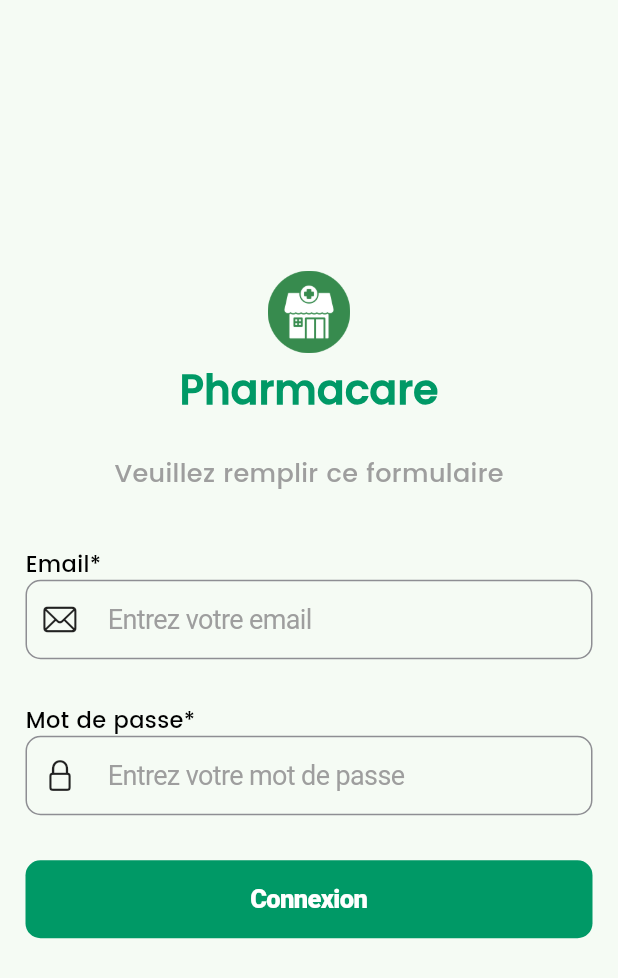
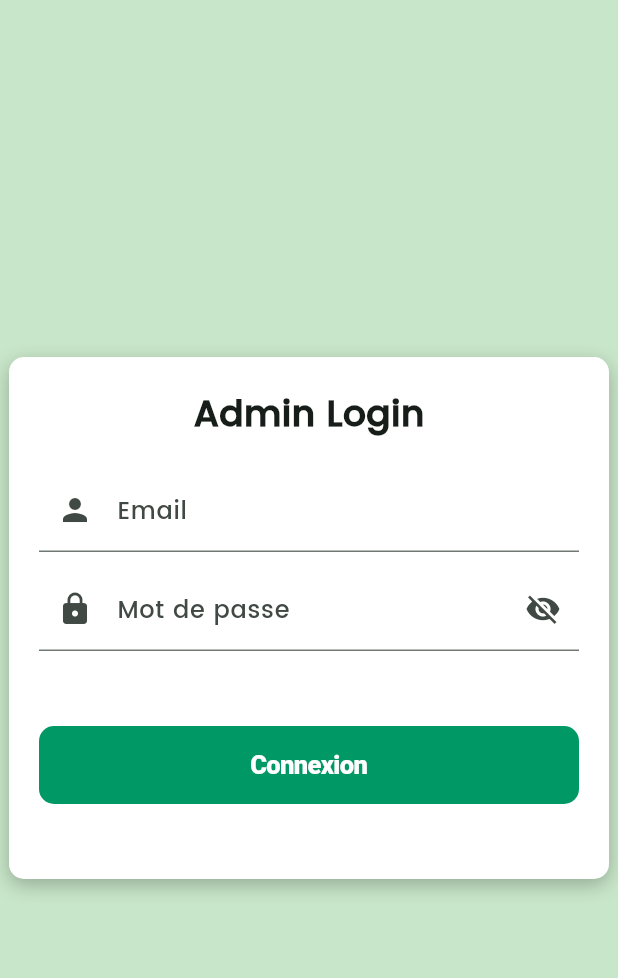
Before and after one commit to sergiojuniorchebeu/soutenance-niveau-3, a Flutter app: the LoginAdmin screen opened directly, on a phone screen of 412 x 824 dp. Shown: the top 978 px of the screen. Run offline on Flutter 3.47's test engine with Material 3 defaults, Android fonts, the phone set to English and light mode, and no system bars; our stand-ins replace cloud_firestore, email_validator, firebase_auth, firebase_core, fl_chart, flutter_spinkit and 1 more; accounts and stored records are empty.

Commit message:
'commit'

```diff
--- a/lib/New Ui and app/New UI/Admin/Landing Page Admin.dart
+++ b/lib/New Ui and app/New UI/Admin/Landing Page Admin.dart
@@ -1,115 +1,117 @@
+import 'package:flutter/cupertino.dart';
 import 'package:flutter/material.dart';
-import 'package:flutter/cupertino.dart';
-import 'package:projetsout/New%20Ui%20and%20app/New%20UI/Admin/HomePage.dart';
-import '../../../AppWidget.dart';
+import 'package:projetsout/App%20Services/Auth%20Services.dart';
+import 'package:projetsout/AppWidget.dart';
 
-
-class LoginAdmin extends StatelessWidget {
+class LoginAdmin extends StatefulWidget {
   const LoginAdmin({super.key});
 
   @override
+  State<LoginAdmin> createState() => _LoginAdminState();
+}
+
+class _LoginAdminState extends State<LoginAdmin> {
+  final TextEditingController _emailController = TextEditingController();
+  final TextEditingController _passwordController = TextEditingController();
+  bool _isPasswordVisible = false;
+  final _formKey = GlobalKey<FormState>();
+
+  @override
   Widget build(BuildContext context) {
+    AuthService authService = AuthService();
+
     return Scaffold(
-      //appBar: Appwidget.appBar(),
+      backgroundColor: Colors.green[100],
       body: Center(
-        child: SingleChildScrollView(
-          padding: const EdgeInsets.symmetric(horizontal: 17.0),
-          child: Column(
-            mainAxisAlignment: MainAxisAlignment.center,
-            children: [
-              Padding(
-                  padding: const EdgeInsets.only(bottom: 5),
-                  child: Image.asset(
-                    "assets/img/pharmacie (1).png",
-                    height: 55,
-                  )),
-              // sergiojuniorchebeu@gmail.com
-              Text('Pharmacare',
-                  style: Appwidget.styledetexte(
-                      couleur: Appwidget.customGreen,
-                      taille: 27,
-                      w: FontWeight.bold)),
-              const SizedBox(height: 16),
-              Padding(
-                padding: const EdgeInsets.all(8.0),
-                child: Text(
-                  "Veuillez remplir ce formulaire",
-                  style: Appwidget.styledetexte(
-                      taille: 17, couleur: Colors.grey),
-                ),
-              ),
-              const SizedBox(
-                height: 30,
-              ),
-              Row(
-                children: [
-                  Text(
-                    "Email*",
-                    style: Appwidget.styledetexte(taille: 15),
+        child: Container(
+          width: 400,
+          padding: const EdgeInsets.all(20),
+          decoration: BoxDecoration(
+            color: Colors.white,
+            borderRadius: BorderRadius.circular(10),
+            boxShadow: const [
+              BoxShadow(
+                color: Colors.black26,
+                blurRadius: 10,
+                offset: Offset(0, 4),
               ),
             ],
           ),
-              CupertinoTextField(
-                padding:
-                const EdgeInsets.symmetric(vertical: 15, horizontal: 10),
-                placeholder: 'Entrez votre email',
-                placeholderStyle:
-                Appwidget.styledetexte(taille: 18, couleur: Colors.grey),
-                prefix: const Padding(
-                  padding: EdgeInsets.symmetric(horizontal: 10),
-                  child: Icon(CupertinoIcons.mail),
+          child: Form(
+            key: _formKey,
+            child: Column(
+              mainAxisSize: MainAxisSize.min,
+              children: [
+                const Text(
+                  'Admin Login',
+                  style: TextStyle(fontSize: 24, fontWeight: FontWeight.bold),
                 ),
-                decoration: BoxDecoration(
-                  border: Border.all(
-                    color: CupertinoColors.systemGrey,
+                const SizedBox(height: 20),
+                TextFormField(
+                  controller: _emailController,
+                  decoration: const InputDecoration(
+                    labelText: 'Email',
+                    prefixIcon: Icon(Icons.person),
                   ),
-                  borderRadius: BorderRadius.circular(10),
+                  validator: (value) {
+                    if (value == null || value.isEmpty) {
+                      return 'Veuillez entrer votre email';
+                    }
+                    return null;
+                  },
+                ),
+                const SizedBox(height: 10),
+                TextFormField(
+                  controller: _passwordController,
+                  obscureText: !_isPasswordVisible,
+                  decoration: InputDecoration(
+                    labelText: 'Mot de passe',
+                    prefixIcon: const Icon(Icons.lock),
+                    suffixIcon: IconButton(
+                      icon: Icon(
+                        _isPasswordVisible ? Icons.visibility : Icons.visibility_off,
+                      ),
+                      onPressed: () {
+                        setState(() {
+                          _isPasswordVisible = !_isPasswordVisible;
+                        });
+                      },
                     ),
                   ),
-              const SizedBox(height: 30),
-              Row(
-                children: [
-                  Text(
-                    "Mot de passe*",
-                    style: Appwidget.styledetexte(taille: 15),
+                  validator: (value) {
+                    if (value == null || value.isEmpty) {
+                      return 'Veuillez entrer votre mot de passe';
+                    }
+                    return null;
+                  },
                 ),
-                ],
-              ),
-              CupertinoTextField(
-                padding:
-                const EdgeInsets.symmetric(vertical: 15, horizontal: 10),
-                placeholder: 'Entrez votre mot de passe',
-                placeholderStyle:
-                Appwidget.styledetexte(taille: 18, couleur: Colors.grey),
-                obscureText: true,
-                prefix: const Padding(
-                  padding: EdgeInsets.symmetric(horizontal: 10),
-                  child: Icon(CupertinoIcons.lock),
-                ),
-                decoration: BoxDecoration(
-                  border: Border.all(
-                    color: CupertinoColors.systemGrey,
-                  ),
-                  borderRadius: BorderRadius.circular(10),
-                ),
-              ),
-              const SizedBox(height: 30),
+                const SizedBox(height: 50),
                 SizedBox(
                   width: double.infinity,
                   child: CupertinoButton(
                     color: Appwidget.customGreen,
                     borderRadius: BorderRadius.circular(10.0),
                     onPressed: () {
-                    Navigator.push(context, MaterialPageRoute(builder: (context)=>const AdminDashboard()));
+                      if (_formKey.currentState?.validate() ?? false) {
+                        authService.signInWithEmailAndPasswordadmin(
+                          email: _emailController.text,
+                          password: _passwordController.text,
+                          context: context,
+                        );
+                      }
                     },
-                  child: Text('Connexion',
+                    child: Text(
+                      'Connexion',
                       style: Appwidget.styledetexte(
-                          w: FontWeight.w800, couleur: Colors.white)),
+                        w: FontWeight.w800,
+                        couleur: Colors.white,
                       ),
                     ),
-              const SizedBox(height: 18),
-
+                  ),
+                ),
+                const SizedBox(height: 30),
               ],
+            ),
           ),
         ),
       ),
--- a/lib/main.dart
+++ b/lib/main.dart
@@ -48,7 +48,7 @@ class MyApp extends StatelessWidget {
       ),
       initialRoute: '/',
       routes: {
-        '/': (context) =>  LandingUserPage(),
+        '/': (context) =>  const LoginAdmin(),
        //'home' : (context)=> HomePage()
       },
     );
```
Also changed, not shown: lib/App Services/Auth Services.dart (+54 -2 lines), lib/New Ui and app/New UI/Admin/Gestion Utilisateur.dart (+13 -3 lines), lib/New Ui and app/New UI/Patient/Inscription Patient.dart (+1 -11 lines). Lines whose indentation alone changed are shown as unchanged.
